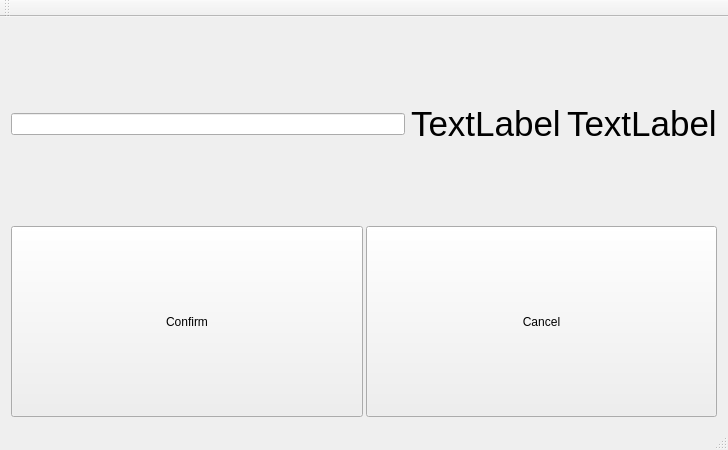
Old version of the form mainwindow.ui in the repository ccowmu/QtPOS.
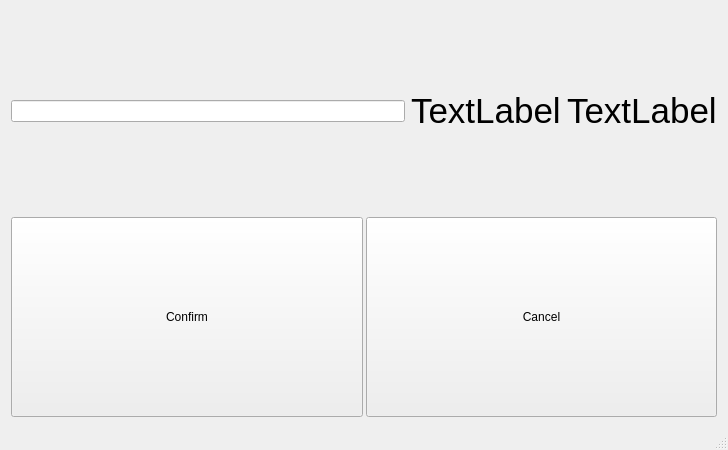
New version of the form.

Commit message: Remove useless toolbar

```diff
--- a/mainwindow.ui
+++ b/mainwindow.ui
@@ -101,14 +101,6 @@
     </item>
    </layout>
   </widget>
-  <widget class="QToolBar" name="mainToolBar">
-   <attribute name="toolBarArea">
-    <enum>TopToolBarArea</enum>
-   </attribute>
-   <attribute name="toolBarBreak">
-    <bool>false</bool>
-   </attribute>
-  </widget>
   <widget class="QStatusBar" name="statusBar"/>
  </widget>
  <layoutdefault spacing="6" margin="11"/>
```
